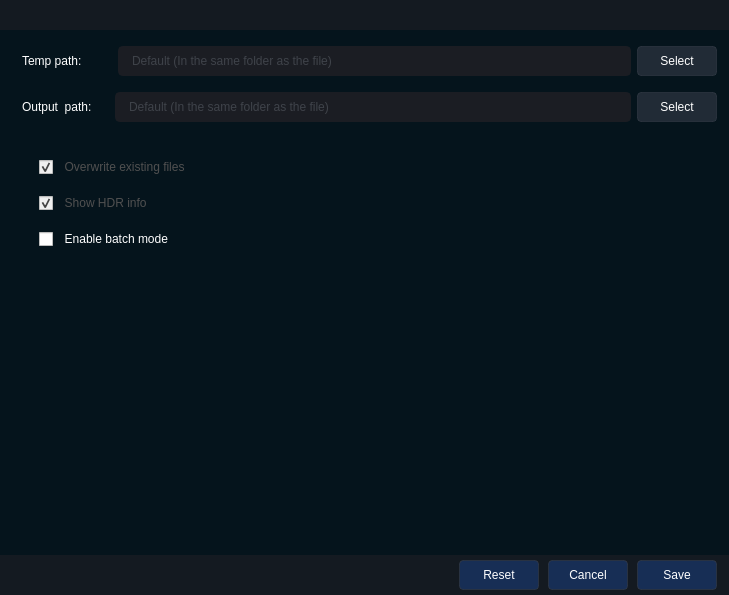
Old version of the form app/settings.ui in the repository CineEncoder/cine-encoder.
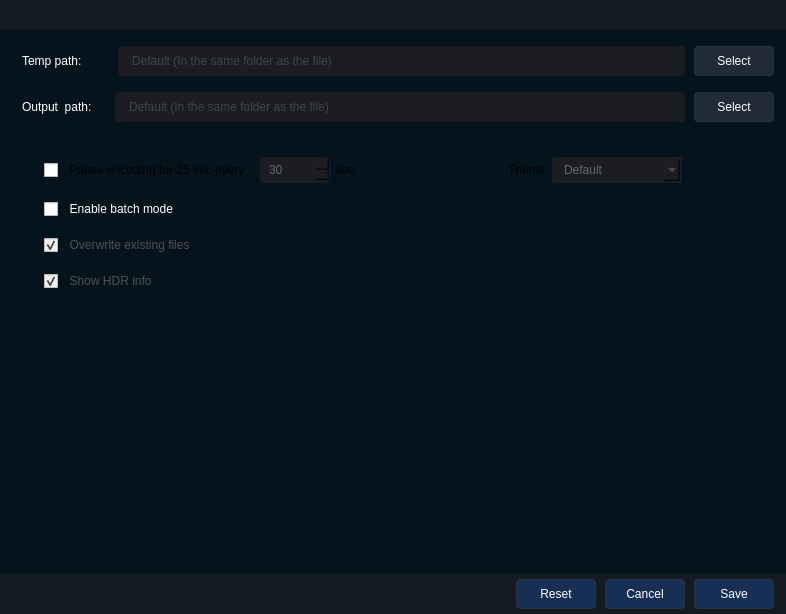
New version of the form. Icons and pictures are not drawn.

```diff
--- a/app/settings.ui
+++ b/app/settings.ui
@@ -6,13 +6,13 @@
    <rect>
     <x>0</x>
     <y>0</y>
-    <width>729</width>
-    <height>595</height>
+    <width>786</width>
+    <height>614</height>
    </rect>
   </property>
   <property name="minimumSize">
    <size>
-    <width>615</width>
+    <width>736</width>
     <height>460</height>
    </size>
   </property>
@@ -180,7 +180,73 @@
          <enum>QFrame::Raised</enum>
         </property>
         <layout class="QGridLayout" name="gridLayout_5">
-         <item row="0" column="1">
+         <item row="0" column="3">
+          <widget class="QLabel" name="label">
+           <property name="minimumSize">
+            <size>
+             <width>30</width>
+             <height>0</height>
+            </size>
+           </property>
+           <property name="maximumSize">
+            <size>
+             <width>30</width>
+             <height>16777215</height>
+            </size>
+           </property>
+           <property name="text">
+            <string>sec</string>
+           </property>
+          </widget>
+         </item>
+         <item row="2" column="1">
+          <spacer name="verticalSpacer_7">
+           <property name="orientation">
+            <enum>Qt::Vertical</enum>
+           </property>
+           <property name="sizeType">
+            <enum>QSizePolicy::Fixed</enum>
+           </property>
+           <property name="sizeHint" stdset="0">
+            <size>
+             <width>20</width>
+             <height>10</height>
+            </size>
+           </property>
+          </spacer>
+         </item>
+         <item row="9" column="1">
+          <widget class="QCheckBox" name="checkBox_2">
+           <property name="enabled">
+            <bool>false</bool>
+           </property>
+           <property name="sizePolicy">
+            <sizepolicy hsizetype="Expanding" vsizetype="Fixed">
+             <horstretch>0</horstretch>
+             <verstretch>0</verstretch>
+            </sizepolicy>
+           </property>
+           <property name="maximumSize">
+            <size>
+             <width>170</width>
+             <height>16777215</height>
+            </size>
+           </property>
+           <property name="styleSheet">
+            <string notr="true">color: rgb(80, 80, 80);</string>
+           </property>
+           <property name="text">
+            <string>  Show HDR info</string>
+           </property>
+           <property name="checkable">
+            <bool>true</bool>
+           </property>
+           <property name="checked">
+            <bool>true</bool>
+           </property>
+          </widget>
+         </item>
+         <item row="6" column="1">
           <widget class="QCheckBox" name="checkBox_0">
            <property name="enabled">
             <bool>false</bool>
@@ -191,6 +257,12 @@
              <verstretch>0</verstretch>
             </sizepolicy>
            </property>
+           <property name="maximumSize">
+            <size>
+             <width>170</width>
+             <height>16777215</height>
+            </size>
+           </property>
            <property name="styleSheet">
             <string notr="true">color: rgb(80, 80, 80);</string>
            </property>
@@ -208,43 +280,14 @@
            </property>
           </widget>
          </item>
-         <item row="4" column="1">
-          <spacer name="verticalSpacer_6">
-           <property name="orientation">
-            <enum>Qt::Vertical</enum>
-           </property>
-           <property name="sizeType">
-            <enum>QSizePolicy::Fixed</enum>
-           </property>
-           <property name="sizeHint" stdset="0">
-            <size>
-             <width>20</width>
-             <height>10</height>
-            </size>
-           </property>
-          </spacer>
-         </item>
-         <item row="1" column="1">
-          <spacer name="verticalSpacer_5">
-           <property name="orientation">
-            <enum>Qt::Vertical</enum>
-           </property>
-           <property name="sizeType">
-            <enum>QSizePolicy::Fixed</enum>
-           </property>
-           <property name="sizeHint" stdset="0">
-            <size>
-             <width>20</width>
-             <height>10</height>
-            </size>
-           </property>
-          </spacer>
-         </item>
-         <item row="0" column="2">
-          <spacer name="horizontalSpacer_7">
+         <item row="0" column="4">
+          <spacer name="horizontalSpacer_10">
            <property name="orientation">
             <enum>Qt::Horizontal</enum>
            </property>
+           <property name="sizeType">
+            <enum>QSizePolicy::Expanding</enum>
+           </property>
            <property name="sizeHint" stdset="0">
             <size>
              <width>40</width>
@@ -253,24 +296,201 @@
            </property>
           </spacer>
          </item>
+         <item row="5" column="1">
+          <spacer name="verticalSpacer_5">
+           <property name="orientation">
+            <enum>Qt::Vertical</enum>
+           </property>
+           <property name="sizeType">
+            <enum>QSizePolicy::Fixed</enum>
+           </property>
+           <property name="sizeHint" stdset="0">
+            <size>
+             <width>20</width>
+             <height>10</height>
+            </size>
+           </property>
+          </spacer>
+         </item>
+         <item row="8" column="1">
+          <spacer name="verticalSpacer_6">
+           <property name="orientation">
+            <enum>Qt::Vertical</enum>
+           </property>
+           <property name="sizeType">
+            <enum>QSizePolicy::Fixed</enum>
+           </property>
+           <property name="sizeHint" stdset="0">
+            <size>
+             <width>20</width>
+             <height>10</height>
+            </size>
+           </property>
+          </spacer>
+         </item>
+         <item row="10" column="1">
+          <spacer name="verticalSpacer_8">
+           <property name="orientation">
+            <enum>Qt::Vertical</enum>
+           </property>
+           <property name="sizeType">
+            <enum>QSizePolicy::Fixed</enum>
+           </property>
+           <property name="sizeHint" stdset="0">
+            <size>
+             <width>20</width>
+             <height>10</height>
+            </size>
+           </property>
+          </spacer>
+         </item>
          <item row="0" column="0">
           <spacer name="horizontalSpacer_6">
            <property name="orientation">
             <enum>Qt::Horizontal</enum>
            </property>
            <property name="sizeType">
-            <enum>QSizePolicy::Maximum</enum>
+            <enum>QSizePolicy::Fixed</enum>
            </property>
            <property name="sizeHint" stdset="0">
             <size>
-             <width>30</width>
+             <width>35</width>
              <height>20</height>
             </size>
            </property>
           </spacer>
          </item>
-         <item row="5" column="1">
+         <item row="0" column="5">
+          <widget class="QLabel" name="label_2">
+           <property name="maximumSize">
+            <size>
+             <width>100</width>
+             <height>16777215</height>
+            </size>
+           </property>
+           <property name="text">
+            <string>Theme</string>
+           </property>
+          </widget>
+         </item>
+         <item row="0" column="2">
+          <widget class="QSpinBox" name="spinBox_3">
+           <property name="enabled">
+            <bool>false</bool>
+           </property>
+           <property name="minimumSize">
+            <size>
+             <width>70</width>
+             <height>0</height>
+            </size>
+           </property>
+           <property name="styleSheet">
+            <string notr="true">QSpinBox {
+	color: rgb(210, 210, 210);
+	background-color: rgb(27, 29, 35);
+	border-radius: 5px;
+	border: 2px solid rgb(27, 29, 35);
+	padding: 3px;
+	padding-left: 5px;
+}
+QSpinBox:disabled{
+	color: rgb(98, 103, 111);
+	background-color: rgb(27, 29, 35);
+	border-radius: 5px;
+	border: 2px solid rgb(27, 29, 35);
+	padding: 3px;
+	padding-left: 5px;
+}
+QSpinBox:hover{
+	border: 2px solid rgb(64, 71, 88);
+}
+QSpinBox::up-button {
+	subcontrol-origin: padding;
+	subcontrol-position: top right;
+	width: 20px; 
+	border-left-width: 3px;
+	border-left-color: rgba(39, 44, 54, 150);
+	border-left-style: solid;
+	border-top-right-radius: 3px;
+	border-bottom-right-radius: 3px;	
+	background-image: url(:/16x16/icons/16x16/cil-arrow-top.png);
+	background-position: center;
+	background-repeat: no-reperat;
+ }
+QSpinBox::down-button {
+	subcontrol-origin: padding;
+	subcontrol-position: bottom right;
+	width: 20px; 
+	border-left-width: 3px;
+	border-left-color: rgba(39, 44, 54, 150);
+	border-left-style: solid;
+	border-top-right-radius: 3px;
+	border-bottom-right-radius: 3px;	
+	background-image: url(:/16x16/icons/16x16/cil-arrow-bottom.png);
+	background-position: center;
+	background-repeat: no-reperat;
+ }
+QSpinBox QAbstractItemView {
+	color: rgb(85, 170, 255);	
+	background-color: rgb(27, 29, 35);
+	padding: 5px;
+	selection-background-color: rgb(39, 44, 54);
+}</string>
+           </property>
+           <property name="minimum">
+            <number>15</number>
+           </property>
+           <property name="maximum">
+            <number>1800</number>
+           </property>
+           <property name="value">
+            <number>30</number>
+           </property>
+          </widget>
+         </item>
+         <item row="0" column="7">
+          <spacer name="horizontalSpacer_7">
+           <property name="orientation">
+            <enum>Qt::Horizontal</enum>
+           </property>
+           <property name="sizeType">
+            <enum>QSizePolicy::Fixed</enum>
+           </property>
+           <property name="sizeHint" stdset="0">
+            <size>
+             <width>95</width>
+             <height>20</height>
+            </size>
+           </property>
+          </spacer>
+         </item>
+         <item row="0" column="1">
+          <widget class="QCheckBox" name="checkBox_3">
+           <property name="minimumSize">
+            <size>
+             <width>50</width>
+             <height>0</height>
+            </size>
+           </property>
+           <property name="maximumSize">
+            <size>
+             <width>230</width>
+             <height>16777215</height>
+            </size>
+           </property>
+           <property name="text">
+            <string>  Pause encoding for 25 sec every </string>
+           </property>
+          </widget>
+         </item>
+         <item row="3" column="1">
           <widget class="QCheckBox" name="checkBox_1">
+           <property name="maximumSize">
+            <size>
+             <width>170</width>
+             <height>16777215</height>
+            </size>
+           </property>
            <property name="styleSheet">
             <string notr="true">color: rgb(255, 255, 255);</string>
            </property>
@@ -279,29 +499,68 @@
            </property>
           </widget>
          </item>
-         <item row="2" column="1">
-          <widget class="QCheckBox" name="checkBox_2">
+         <item row="0" column="6">
+          <widget class="QComboBox" name="comboBox">
            <property name="enabled">
             <bool>false</bool>
            </property>
-           <property name="sizePolicy">
-            <sizepolicy hsizetype="Expanding" vsizetype="Fixed">
-             <horstretch>0</horstretch>
-             <verstretch>0</verstretch>
-            </sizepolicy>
+           <property name="minimumSize">
+            <size>
+             <width>130</width>
+             <height>0</height>
+            </size>
+           </property>
+           <property name="maximumSize">
+            <size>
+             <width>130</width>
+             <height>16777215</height>
+            </size>
            </property>
            <property name="styleSheet">
-            <string notr="true">color: rgb(80, 80, 80);</string>
+            <string notr="true">QComboBox{
+	color: rgb(210, 210, 210);
+	background-color: rgb(27, 29, 35);
+	border-radius: 3px;
+	border: 2px solid rgb(27, 29, 35);
+	padding: 3px;
+	padding-left: 10px;
+}
+QComboBox:disabled{
+	color: rgb(98, 103, 111);
+	background-color: rgb(27, 29, 35);
+	border-radius: 3px;
+	border: 2px solid rgb(27, 29, 35);
+	padding: 3px;
+	padding-left: 10px;
+}
+QComboBox:hover{
+	border: 2px solid rgb(64, 71, 88);
+}
+QComboBox::drop-down {
+	subcontrol-origin: padding;
+	subcontrol-position: top right;
+	width: 25px; 
+	border-left-width: 3px;
+	border-left-color: rgba(39, 44, 54, 150);
+	border-left-style: solid;
+	border-top-right-radius: 3px;
+	border-bottom-right-radius: 3px;	
+	background-image: url(:/16x16/icons/16x16/cil-arrow-bottom.png);
+	background-position: center;
+	background-repeat: no-reperat;
+ }
+QComboBox QAbstractItemView {
+	color: rgb(85, 170, 255);	
+	background-color: rgb(27, 29, 35);
+	padding: 10px;
+	selection-background-color: rgb(39, 44, 54);
+}</string>
            </property>
-           <property name="text">
-            <string>  Show HDR info</string>
-           </property>
-           <property name="checkable">
-            <bool>true</bool>
-           </property>
-           <property name="checked">
-            <bool>true</bool>
-           </property>
+           <item>
+            <property name="text">
+             <string>Default</string>
+            </property>
+           </item>
           </widget>
          </item>
         </layout>
@@ -350,6 +609,28 @@
         <property name="bottomMargin">
          <number>0</number>
         </property>
+        <item row="0" column="3">
+         <widget class="QLineEdit" name="lineEdit_9">
+          <property name="enabled">
+           <bool>false</bool>
+          </property>
+          <property name="minimumSize">
+           <size>
+            <width>0</width>
+            <height>30</height>
+           </size>
+          </property>
+          <property name="styleSheet">
+           <string notr="true"/>
+          </property>
+          <property name="text">
+           <string/>
+          </property>
+          <property name="placeholderText">
+           <string>Default (In the same folder as the file)</string>
+          </property>
+         </widget>
+        </item>
         <item row="0" column="2">
          <spacer name="horizontalSpacer_2">
           <property name="orientation">
@@ -366,25 +647,69 @@
           </property>
          </spacer>
         </item>
-        <item row="0" column="3">
-         <widget class="QLineEdit" name="lineEdit_9">
+        <item row="0" column="0">
+         <spacer name="horizontalSpacer_4">
+          <property name="orientation">
+           <enum>Qt::Horizontal</enum>
+          </property>
+          <property name="sizeType">
+           <enum>QSizePolicy::Fixed</enum>
+          </property>
+          <property name="sizeHint" stdset="0">
+           <size>
+            <width>10</width>
+            <height>20</height>
+           </size>
+          </property>
+         </spacer>
+        </item>
+        <item row="0" column="5">
+         <widget class="QPushButton" name="pushButton_5">
           <property name="enabled">
-           <bool>false</bool>
+           <bool>true</bool>
+          </property>
+          <property name="sizePolicy">
+           <sizepolicy hsizetype="Fixed" vsizetype="Fixed">
+            <horstretch>0</horstretch>
+            <verstretch>0</verstretch>
+           </sizepolicy>
           </property>
           <property name="minimumSize">
            <size>
-            <width>0</width>
+            <width>80</width>
             <height>30</height>
            </size>
           </property>
+          <property name="font">
+           <font>
+            <pointsize>9</pointsize>
+           </font>
+          </property>
+          <property name="toolTip">
+           <string>Select temp folder</string>
+          </property>
           <property name="styleSheet">
-           <string notr="true"/>
+           <string notr="true">QPushButton {
+	color: rgb(255, 255, 255);
+	border: 1px solid rgba(52, 59, 72, 150);
+	border-radius: 4px;	
+	background-color: rgba(52, 59, 72, 150);
+}
+QPushButton:hover {
+	background-color: rgb(57, 65, 80);
+	border: 1px solid rgb(61, 70, 86);
+}
+QPushButton:pressed {	
+	background-color: rgb(35, 40, 49);
+	border: 1px solid rgb(43, 50, 61);
+}</string>
           </property>
           <property name="text">
-           <string/>
+           <string>Select</string>
           </property>
-          <property name="placeholderText">
-           <string>Default (In the same folder as the file)</string>
+          <property name="icon">
+           <iconset resource="files.qrc">
+            <normaloff>:/16x16/icons/16x16/cil-folder-open.png</normaloff>:/16x16/icons/16x16/cil-folder-open.png</iconset>
           </property>
          </widget>
         </item>
@@ -405,57 +730,7 @@
          </widget>
         </item>
         <item row="0" column="4">
-         <widget class="QPushButton" name="pushButton_5">
-          <property name="enabled">
-           <bool>true</bool>
-          </property>
-          <property name="sizePolicy">
-           <sizepolicy hsizetype="Fixed" vsizetype="Fixed">
-            <horstretch>0</horstretch>
-            <verstretch>0</verstretch>
-           </sizepolicy>
-          </property>
-          <property name="minimumSize">
-           <size>
-            <width>80</width>
-            <height>30</height>
-           </size>
-          </property>
-          <property name="font">
-           <font>
-            <pointsize>9</pointsize>
-           </font>
-          </property>
-          <property name="toolTip">
-           <string>Select temp folder</string>
-          </property>
-          <property name="styleSheet">
-           <string notr="true">QPushButton {
-	color: rgb(255, 255, 255);
-	border: 1px solid rgba(52, 59, 72, 150);
-	border-radius: 4px;	
-	background-color: rgba(52, 59, 72, 150);
-}
-QPushButton:hover {
-	background-color: rgb(57, 65, 80);
-	border: 1px solid rgb(61, 70, 86);
-}
-QPushButton:pressed {	
-	background-color: rgb(35, 40, 49);
-	border: 1px solid rgb(43, 50, 61);
-}</string>
-          </property>
-          <property name="text">
-           <string>Select</string>
-          </property>
-          <property name="icon">
-           <iconset resource="files.qrc">
-            <normaloff>:/16x16/icons/16x16/cil-folder-open.png</normaloff>:/16x16/icons/16x16/cil-folder-open.png</iconset>
-          </property>
-         </widget>
-        </item>
-        <item row="0" column="0">
-         <spacer name="horizontalSpacer_4">
+         <spacer name="horizontalSpacer_11">
           <property name="orientation">
            <enum>Qt::Horizontal</enum>
           </property>
@@ -464,7 +739,7 @@
           </property>
           <property name="sizeHint" stdset="0">
            <size>
-            <width>10</width>
+            <width>3</width>
             <height>20</height>
            </size>
           </property>
@@ -718,6 +993,28 @@
         <property name="bottomMargin">
          <number>0</number>
         </property>
+        <item row="0" column="3">
+         <widget class="QLineEdit" name="lineEdit_10">
+          <property name="enabled">
+           <bool>false</bool>
+          </property>
+          <property name="minimumSize">
+           <size>
+            <width>0</width>
+            <height>30</height>
+           </size>
+          </property>
+          <property name="styleSheet">
+           <string notr="true"/>
+          </property>
+          <property name="text">
+           <string/>
+          </property>
+          <property name="placeholderText">
+           <string>Default (In the same folder as the file)</string>
+          </property>
+         </widget>
+        </item>
         <item row="0" column="1">
          <widget class="QLabel" name="label_credits_9">
           <property name="styleSheet">
@@ -744,7 +1041,7 @@
           </property>
          </spacer>
         </item>
-        <item row="0" column="4">
+        <item row="0" column="5">
          <widget class="QPushButton" name="pushButton_4">
           <property name="enabled">
            <bool>true</bool>
@@ -794,28 +1091,6 @@
           </property>
          </widget>
         </item>
-        <item row="0" column="3">
-         <widget class="QLineEdit" name="lineEdit_10">
-          <property name="enabled">
-           <bool>false</bool>
-          </property>
-          <property name="minimumSize">
-           <size>
-            <width>0</width>
-            <height>30</height>
-           </size>
-          </property>
-          <property name="styleSheet">
-           <string notr="true"/>
-          </property>
-          <property name="text">
-           <string/>
-          </property>
-          <property name="placeholderText">
-           <string>Default (In the same folder as the file)</string>
-          </property>
-         </widget>
-        </item>
         <item row="0" column="0">
          <spacer name="horizontalSpacer_5">
           <property name="orientation">
@@ -832,6 +1107,22 @@
           </property>
          </spacer>
         </item>
+        <item row="0" column="4">
+         <spacer name="horizontalSpacer_12">
+          <property name="orientation">
+           <enum>Qt::Horizontal</enum>
+          </property>
+          <property name="sizeType">
+           <enum>QSizePolicy::Fixed</enum>
+          </property>
+          <property name="sizeHint" stdset="0">
+           <size>
+            <width>3</width>
+            <height>20</height>
+           </size>
+          </property>
+         </spacer>
+        </item>
        </layout>
       </item>
      </layout>
```
